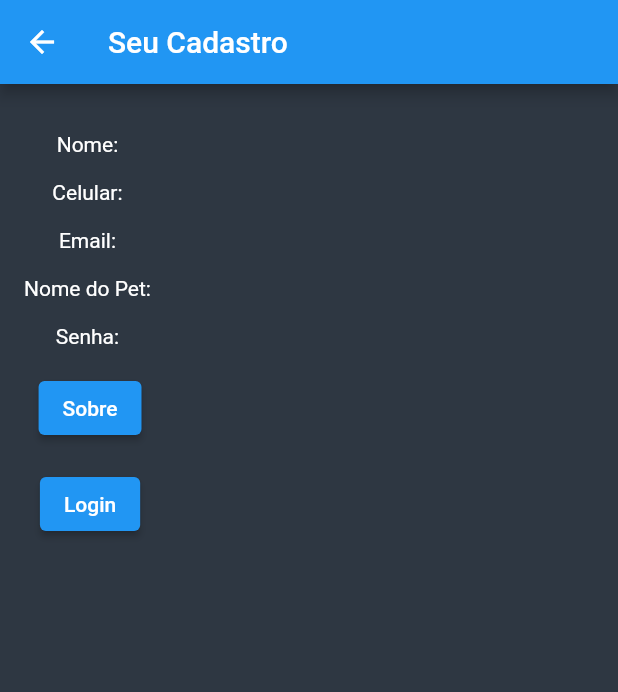
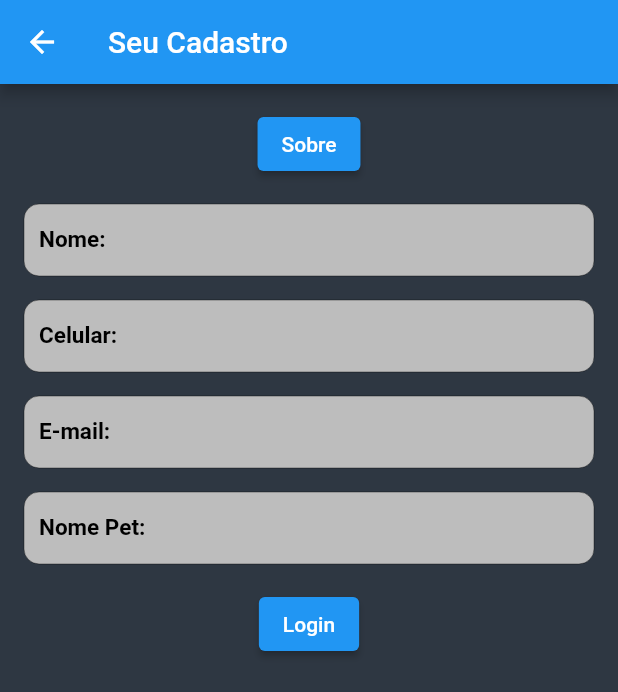
Before and after one commit to SauloMFreitas/LDDM-Projeto, a Flutter app: the AddUsuario screen opened directly, after a tap on "Cadastrar", on a phone screen of 412 x 824 dp. Shown: the top 692 px of the screen. Run offline on Flutter 3.47's test engine with Material 2 defaults, Android fonts, the phone set to English and light mode, and no system bars; our stand-ins replace percent_indicator, table_calendar.

Commit message:
Update CadastrarUsuario

```diff
--- a/Myplanner/lib/CadastrarUsuario.dart
+++ b/Myplanner/lib/CadastrarUsuario.dart
@@ -36,38 +36,6 @@ class _CadastrarUsuarioState extends State<CadastrarUsuario> {
           mainAxisAlignment: MainAxisAlignment.start,
           children: <Widget>[
 
-            Text("\nNome: " + widget.nome!,
-              style: TextStyle(
-                color: Colors.white,
-              ),
-            ),
-
-            Text("\nCelular: " + widget.celular!,
-              style: TextStyle(
-                color: Colors.white,
-              ),
-            ),
-
-            Text("\nEmail: " + widget.email!,
-              style: TextStyle(
-                color: Colors.white,
-              ),
-            ),
-
-            Text("\nNome do Pet: " + widget.nomePet!,
-              style: TextStyle(
-                color: Colors.white,
-              ),
-            ),
-
-            Text("\nSenha: " + widget.senha!,
-              style: TextStyle(
-                color: Colors.white,
-              ),
-            ),
-
-            SizedBox(height: 16.0),
-
             ElevatedButton(
               child: Text("Sobre"),
               onPressed: (){
@@ -80,7 +48,43 @@ class _CadastrarUsuarioState extends State<CadastrarUsuario> {
               }
             ),
 
+           SizedBox(height: 16.0),
+
+            TextField(
+                enabled: false,
+                keyboardType: TextInputType.none,
+                decoration: AppStyles.decorationTextField(labelText: "Nome: ${widget.nome!}"),
+                style: AppStyles.styleTextField,
+            ),
+
+           SizedBox(height: 16.0),
+
+            TextField(
+                enabled: false,
+                keyboardType: TextInputType.none,
+                decoration: AppStyles.decorationTextField(labelText: "Celular: ${widget.celular!}"),
+                style: AppStyles.styleTextField,
+            ),
+
+           SizedBox(height: 16.0),
+
+            TextField(
+                enabled: false,
+                keyboardType: TextInputType.none,
+                decoration: AppStyles.decorationTextField(labelText: "E-mail: ${widget.email!}"),
+                style: AppStyles.styleTextField,
+            ),
+
             SizedBox(height: 16.0),
+
+            TextField(
+              enabled: false,
+              keyboardType: TextInputType.none,
+              decoration: AppStyles.decorationTextField(labelText: "Nome Pet: ${widget.nomePet!}"),
+              style: AppStyles.styleTextField,
+            ),
+
+           SizedBox(height: 16.0),
 
             ElevatedButton(
               child: Text("Login"),
--- a/Myplanner/lib/assets/AppStyles.dart
+++ b/Myplanner/lib/assets/AppStyles.dart
@@ -7,9 +7,12 @@ class AppStyles {
     color: Colors.black,
   );
 
-   static InputDecoration decorationTextField({String labelText = ' '}) {
+  static InputDecoration decorationTextField({String labelText = ' '}) {
     return InputDecoration(
       labelText: labelText,
+      labelStyle: TextStyle(
+        color: Colors.black,
+      ),
       border: OutlineInputBorder(
         borderRadius: BorderRadius.circular(10.0),
       ),
```
